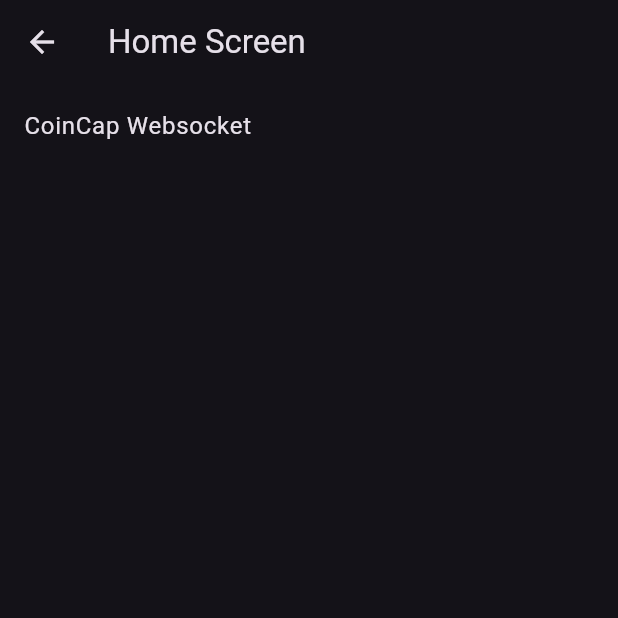
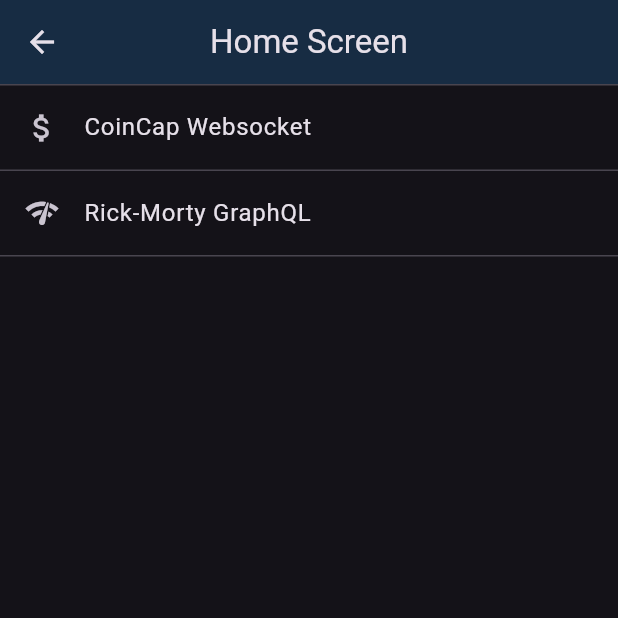
Before and after one commit to NathanDraco22/proto-app, a Flutter app: the HomeScreen screen opened directly, on a phone screen of 412 x 824 dp, the top half of it. Run offline on Flutter 3.47's test engine with Material 2 defaults, Android fonts, the phone set to English and light mode, and no system bars; our stand-ins replace built_collection, built_value, flutter_bloc, font_awesome_flutter, go_router; missing offline and left inert: ferry, ferry_exec, ferry_hive_store, gql, gql_code_builder, gql_exec and 1 more; accounts and stored records are empty.

Commit message:
icons menu added

```diff
--- a/lib/modules/home/home_screen.dart
+++ b/lib/modules/home/home_screen.dart
@@ -1,5 +1,6 @@
 import 'package:flutter/material.dart';
 import 'package:go_router/go_router.dart';
+import 'package:font_awesome_flutter/font_awesome_flutter.dart';
 
 
 class HomeScreen extends StatelessWidget {
@@ -8,15 +9,30 @@ class HomeScreen extends StatelessWidget {
   @override
   Widget build(BuildContext context) {
     return Scaffold(
-      appBar: AppBar(title: const Text("Home Screen")),
+      appBar: AppBar(
+        title: const Text("Home Screen"),
+        centerTitle: true,
+        backgroundColor: Colors.blue.withAlpha(50),
+      ),
       body: ListView(
         children:  [
-           ListTile(
+          const Divider(height: 1),
+          ListTile(
+            leading: const Icon(Icons.attach_money),
             title:  const Text("CoinCap Websocket"),
             onTap: () {
               context.go('/coincap');
             },
-          )
+          ),
+          const Divider(height: 1),
+          ListTile(
+            leading: const Icon(Icons.network_check),
+            title:  const Text("Rick-Morty GraphQL"),
+            onTap: () {
+              context.go('/rick-gql');
+            },
+          ),
+          const Divider(height: 1),
         ],
       ),
     );
--- a/lib/router/router.dart
+++ b/lib/router/router.dart
@@ -9,14 +9,21 @@ class AppRouter {
       GoRoute(
         path: '/',
         name: 'home',
-        builder: (context, state) => const CharactersScreen(),
+        builder: (context, state) => const HomeScreen(),
         routes: [
 
           GoRoute(
             path: 'coincap',
             name: 'coincap',
             builder: (context, state) => const CoinScreen(),
-          )
+          ),
+
+          GoRoute(
+            path: 'rick-gql',
+            name: 'rick-gql',
+            builder: (context, state) => const CharactersScreen(),
+          ),
+
 
         ]
       )
--- a/pubspec.yaml
+++ b/pubspec.yaml
@@ -40,6 +40,7 @@ dependencies:
   hive_flutter: null
   provider: ^6.0.5
   web_socket_channel: ^2.4.0
+  font_awesome_flutter: ^10.6.0
 
 dev_dependencies:
   build_runner: null
```
Also changed, not shown: pubspec.lock.
